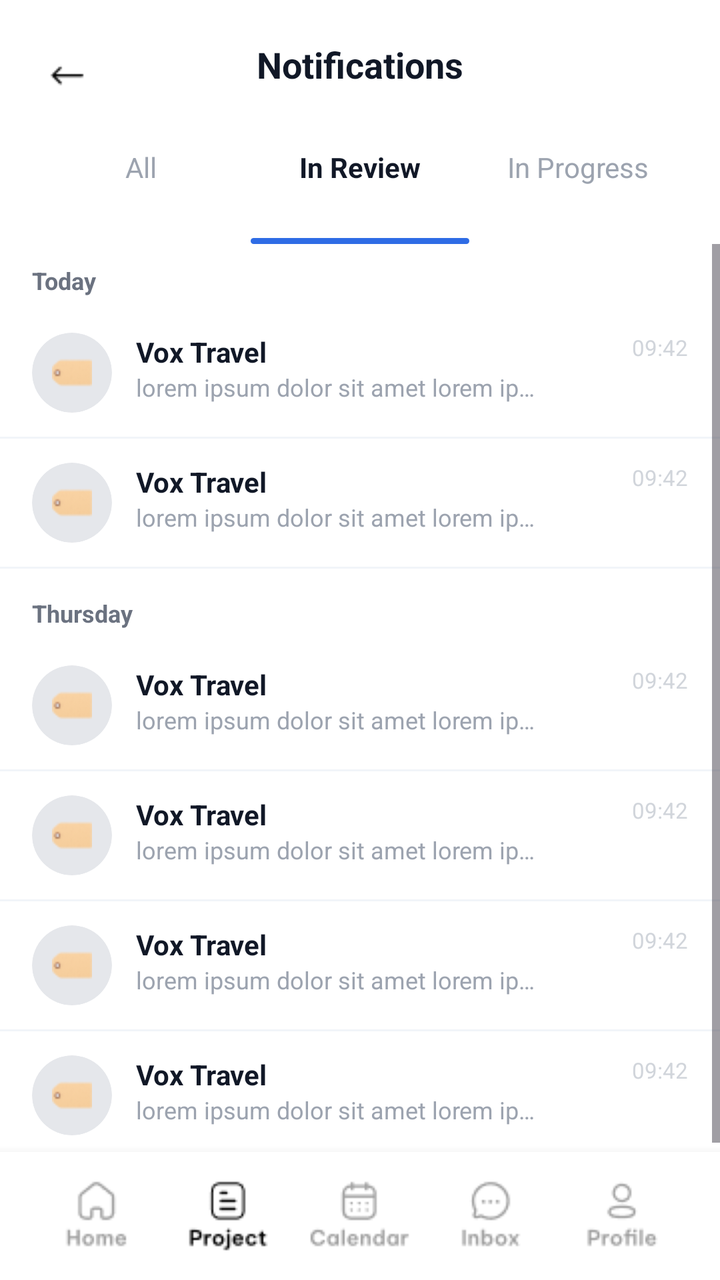
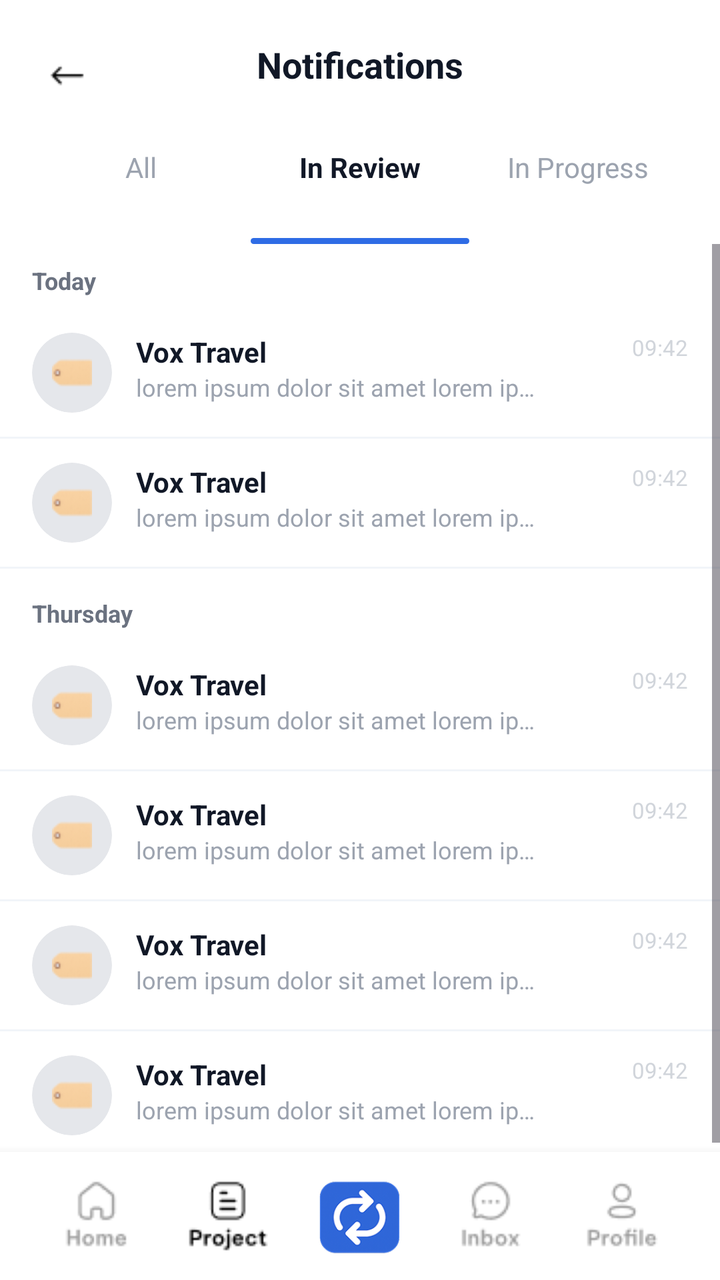

Two renders of the same Android screen: before a commit and after it. Below are the layout's source before the change and the commit's diff.
<!-- AndroidManifest.xml: application theme Theme.Teamflow -->
<!-- res/layout/activity_notifications_fill.xml -->
<RelativeLayout xmlns:android="http://schemas.android.com/apk/res/android"
    android:layout_width="match_parent"
    android:layout_height="match_parent"
    android:background="#FFFFFF">

    
    <RelativeLayout
        android:layout_marginTop="10dp"
        android:id="@+id/topBar"
        android:layout_width="match_parent"
        android:layout_height="56dp"
        android:paddingStart="16dp"
        android:paddingEnd="16dp"
        android:gravity="center_vertical">

        <ImageView
            android:id="@+id/btnBack"
            android:layout_width="36dp"
            android:layout_height="36dp"
            android:src="@drawable/back_arrow" />

        <TextView
            android:id="@+id/tvTitle"
            android:layout_width="wrap_content"
            android:layout_height="wrap_content"
            android:layout_centerHorizontal="true"
            android:text="Notifications"
            android:textSize="18sp"
            android:textStyle="bold"
            android:textColor="#111827" />
    </RelativeLayout>

    
    <RelativeLayout
        android:id="@+id/tabs"
        android:layout_width="match_parent"
        android:layout_height="56dp"
        android:layout_below="@id/topBar"
        android:paddingStart="16dp"
        android:paddingEnd="16dp">

        <LinearLayout
            android:layout_width="match_parent"
            android:layout_height="match_parent"
            android:orientation="horizontal"
            android:gravity="center_vertical">

            <RelativeLayout
                android:id="@+id/tabPending"
                android:layout_width="0dp"
                android:layout_height="match_parent"
                android:layout_weight="1">

                <TextView
                    android:layout_width="wrap_content"
                    android:layout_height="wrap_content"
                    android:layout_centerHorizontal="true"
                    android:layout_marginTop="8dp"
                    android:text="All"
                    android:textSize="14sp"
                    android:textColor="#9CA3AF"/>

                

            </RelativeLayout>

            <RelativeLayout
                android:id="@+id/tabCompleted"
                android:layout_width="0dp"
                android:layout_height="match_parent"
                android:layout_weight="1">

                <TextView
                    android:layout_width="wrap_content"
                    android:layout_height="wrap_content"
                    android:layout_centerHorizontal="true"
                    android:layout_marginTop="8dp"
                    android:text="In Review"
                    android:textColor="#111827"
                    android:textStyle="bold"

                    android:textSize="14sp"
                    />
                <View
                    android:layout_width="match_parent"
                    android:layout_height="3dp"
                    android:layout_alignParentBottom="true"
                    android:layout_centerHorizontal="true"
                    android:background="@drawable/bg_tab_indicator"/>
            </RelativeLayout>

            <RelativeLayout
                android:id="@+id/tabAll"
                android:layout_width="0dp"
                android:layout_height="match_parent"
                android:layout_weight="1">

                <TextView
                    android:layout_width="wrap_content"
                    android:layout_height="wrap_content"
                    android:layout_centerHorizontal="true"
                    android:layout_marginTop="8dp"
                    android:text="In Progress"
                    android:textSize="14sp"
                    android:textColor="#9CA3AF" />
            </RelativeLayout>
        </LinearLayout>
    </RelativeLayout>

    
    <ScrollView
        android:id="@+id/scroll"
        android:layout_width="match_parent"
        android:layout_height="0dp"
        android:layout_below="@id/tabs"
        android:layout_above="@+id/bottomNav"
        android:fillViewport="true">

        <LinearLayout
            android:layout_width="match_parent"
            android:layout_height="wrap_content"
            android:orientation="vertical">

            
            <TextView
                android:layout_width="match_parent"
                android:layout_height="wrap_content"
                android:paddingStart="16dp"
                android:paddingEnd="16dp"
                android:paddingTop="10dp"
                android:paddingBottom="6dp"
                android:text="Today"
                android:textColor="#6B7280"
                android:textSize="12sp"
                android:textStyle="bold" />

            
            <include layout="@layout/row_task_item"/>
            <View android:layout_width="match_parent" android:layout_height="1dp" android:background="#F1F5F9"/>

            <include layout="@layout/row_task_item"/>
            <View android:layout_width="match_parent" android:layout_height="1dp" android:background="#F1F5F9"/>

            
            <TextView
                android:layout_width="match_parent"
                android:layout_height="wrap_content"
                android:paddingStart="16dp"
                android:paddingEnd="16dp"
                android:paddingTop="14dp"
                android:paddingBottom="6dp"
                android:text="Thursday"
                android:textColor="#6B7280"
                android:textSize="12sp"
                android:textStyle="bold" />

            <include layout="@layout/row_task_item"/>
            <View android:layout_width="match_parent" android:layout_height="1dp" android:background="#F1F5F9"/>

            <include layout="@layout/row_task_item"/>
            <View android:layout_width="match_parent" android:layout_height="1dp" android:background="#F1F5F9"/>

            <include layout="@layout/row_task_item"/>
            <View android:layout_width="match_parent" android:layout_height="1dp" android:background="#F1F5F9"/>

            <include layout="@layout/row_task_item"/>
            <View android:layout_width="match_parent" android:layout_height="1dp" android:background="#F1F5F9"/>
        </LinearLayout>
    </ScrollView>

    
    <LinearLayout
        android:id="@+id/bottomNav"
        android:layout_width="match_parent"
        android:layout_height="64dp"
        android:layout_alignParentBottom="true"
        android:orientation="horizontal"
        android:background="#FFFFFF"
        android:paddingStart="16dp"
        android:paddingEnd="16dp"
        android:elevation="8dp">

        
        <LinearLayout
            android:layout_width="0dp"
            android:layout_height="match_parent"
            android:layout_weight="1"
            android:gravity="center"
            android:orientation="vertical">

            <ImageView
                android:layout_width="wrap_content"
                android:layout_height="wrap_content"
                android:src="@drawable/home_unselect"
                />


        </LinearLayout>

        
        <LinearLayout
            android:layout_width="0dp"
            android:layout_height="match_parent"
            android:layout_weight="1"
            android:gravity="center"
            android:orientation="vertical">
            <ImageView android:layout_width="wrap_content" android:layout_height="wrap_content" android:src="@drawable/project"
                android:tint="@color/black"/>
        </LinearLayout>

        <LinearLayout
            android:layout_width="0dp"
            android:layout_height="match_parent"
            android:layout_weight="1"
            android:gravity="center"
            android:orientation="vertical">
            <ImageView android:layout_width="wrap_content" android:layout_height="wrap_content" android:src="@drawable/calendar_unselect"/>
        </LinearLayout>

        <LinearLayout
            android:layout_width="0dp"
            android:layout_height="match_parent"
            android:layout_weight="1"
            android:gravity="center"
            android:orientation="vertical">
            <ImageView android:layout_width="wrap_content" android:layout_height="wrap_content" android:src="@drawable/inbox_unselect"/>
        </LinearLayout>

        <LinearLayout
            android:layout_width="0dp"
            android:layout_height="match_parent"
            android:layout_weight="1"
            android:gravity="center"
            android:orientation="vertical">
            <ImageView android:layout_width="wrap_content" android:layout_height="wrap_content" android:src="@drawable/profile_unselect"/>
        </LinearLayout>
    </LinearLayout>
</RelativeLayout>
<!-- res/layout/row_task_item.xml (included above) -->
<RelativeLayout xmlns:android="http://schemas.android.com/apk/res/android"
    android:layout_width="match_parent"
    android:layout_height="64dp"
    android:paddingStart="16dp"
    android:paddingEnd="16dp"
    android:gravity="center_vertical">

    
    <ImageView
        android:id="@+id/ivAvatar"
        android:layout_width="40dp"
        android:layout_height="40dp"
        android:layout_alignParentStart="true"
        android:src="@drawable/tag"
        android:padding="10dp"
        android:scaleType="fitCenter"
        android:background="@drawable/bg_circle_mask"
        android:clipToOutline="true" />

    
    <LinearLayout
        android:layout_width="wrap_content"
        android:layout_height="wrap_content"
        android:layout_toEndOf="@id/ivAvatar"
        android:layout_marginStart="12dp"
        android:orientation="vertical">

        <TextView
            android:id="@+id/tvTitle"
            android:layout_width="wrap_content"
            android:layout_height="wrap_content"
            android:text="Vox Travel"
            android:textStyle="bold"
            android:textColor="#111827"
            android:textSize="14sp" />

        <TextView
            android:id="@+id/tvSub"
            android:layout_width="200dp"
            android:layout_height="wrap_content"
            android:maxLines="1"
            android:ellipsize="end"
            android:text="lorem ipsum dolor sit amet lorem ipsum dolor sit amet"
            android:textColor="#9CA3AF"
            android:textSize="12sp" />
    </LinearLayout>

    
    <TextView
        android:id="@+id/tvTime"
        android:layout_width="wrap_content"
        android:layout_height="wrap_content"
        android:layout_alignParentEnd="true"
        android:text="09:42"
        android:textColor="#D1D5DB"
        android:textSize="11sp" />
</RelativeLayout>
<!-- resources referenced by this layout -->
<resources>
  <color name="black">#FF000000</color>
  <!-- drawable back_arrow: png bitmap (drawable, 621 bytes) -->
  <!-- drawable bg_circle_mask (drawable) -->
  <shape xmlns:android="http://schemas.android.com/apk/res/android" android:shape="oval">
      <solid android:color="#E5E7EB" />
  </shape>
  <!-- drawable bg_tab_indicator (drawable) -->
  <shape xmlns:android="http://schemas.android.com/apk/res/android">
      <solid android:color="#2F6CE5"/>
      <corners android:radius="99dp"/>
  </shape>
  <!-- drawable calendar_unselect: png bitmap (drawable, 1151 bytes) -->
  <!-- drawable home_unselect: png bitmap (drawable, 898 bytes) -->
  <!-- drawable inbox_unselect: png bitmap (drawable, 952 bytes) -->
  <!-- drawable profile_unselect: png bitmap (drawable, 1003 bytes) -->
  <!-- drawable project: png bitmap (drawable, 1049 bytes) -->
  <!-- drawable tag: png bitmap (drawable, 729 bytes) -->
  <style name="Theme.Teamflow" parent="Base.Theme.Teamflow" />
  <style name="Base.Theme.Teamflow" parent="Theme.Material3.DayNight.NoActionBar">
          
         <item name="colorPrimary">#2F6CE5</item>
      </style>
</resources>

<!-- the commit's change to res/layout/activity_notifications_fill.xml (unified diff, before → after) -->
@@ -214,7 +214,7 @@
             android:layout_weight="1"
             android:gravity="center"
             android:orientation="vertical">
-            <ImageView android:layout_width="wrap_content" android:layout_height="wrap_content" android:src="@drawable/calendar_unselect"/>
+            <ImageView android:layout_width="wrap_content" android:layout_height="wrap_content" android:src="@drawable/logo_main"/>
         </LinearLayout>
 
         <LinearLayout
<!-- resource entries referenced after the edit -->
@@ -11,9 +11,9 @@
       <solid android:color="#2F6CE5"/>
       <corners android:radius="99dp"/>
   </shape>
-  <!-- drawable calendar_unselect: png bitmap (drawable, 1151 bytes) -->
   <!-- drawable home_unselect: png bitmap (drawable, 898 bytes) -->
   <!-- drawable inbox_unselect: png bitmap (drawable, 952 bytes) -->
+  <!-- drawable logo_main: png bitmap (drawable, 15760 bytes) -->
   <!-- drawable profile_unselect: png bitmap (drawable, 1003 bytes) -->
   <!-- drawable project: png bitmap (drawable, 1049 bytes) -->
   <!-- drawable tag: png bitmap (drawable, 729 bytes) -->
